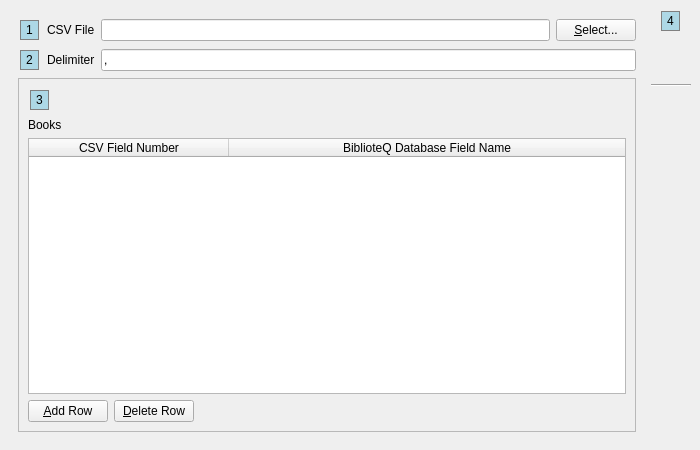
The window that UI/biblioteq_import.ui (textbrowser/biblioteq) describes before a commit, drawn with Qt 5.
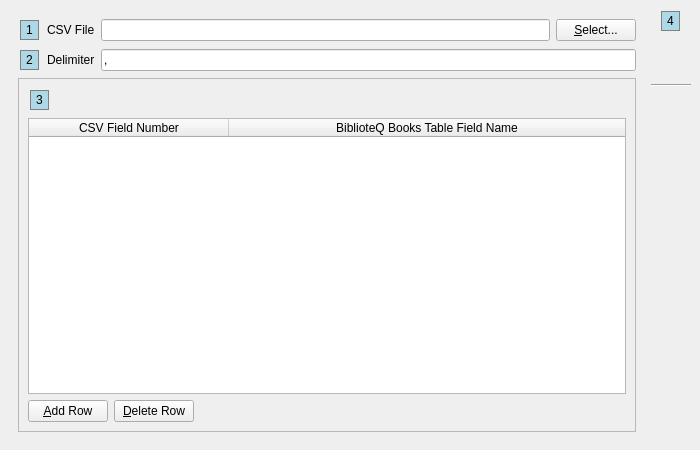
The same window after the commit. Icons and pictures are not drawn.

Commit message: Extended table selection. Removed label.

What changed in the file:
```diff
--- a/UI/biblioteq_import.ui
+++ b/UI/biblioteq_import.ui
@@ -143,13 +143,6 @@
              </property>
             </widget>
            </item>
-           <item>
-            <widget class="QLabel" name="label_2">
-             <property name="text">
-              <string>Books</string>
-             </property>
-            </widget>
-           </item>
            <item>
             <widget class="QSplitter" name="splitter">
              <property name="orientation">
@@ -193,7 +186,7 @@
               </column>
               <column>
                <property name="text">
-                <string>BiblioteQ Database Field Name</string>
+                <string>BiblioteQ Books Table Field Name</string>
                </property>
               </column>
              </widget>
```
Left out of the diff: 2 changed lines with no effect on the pictures.
